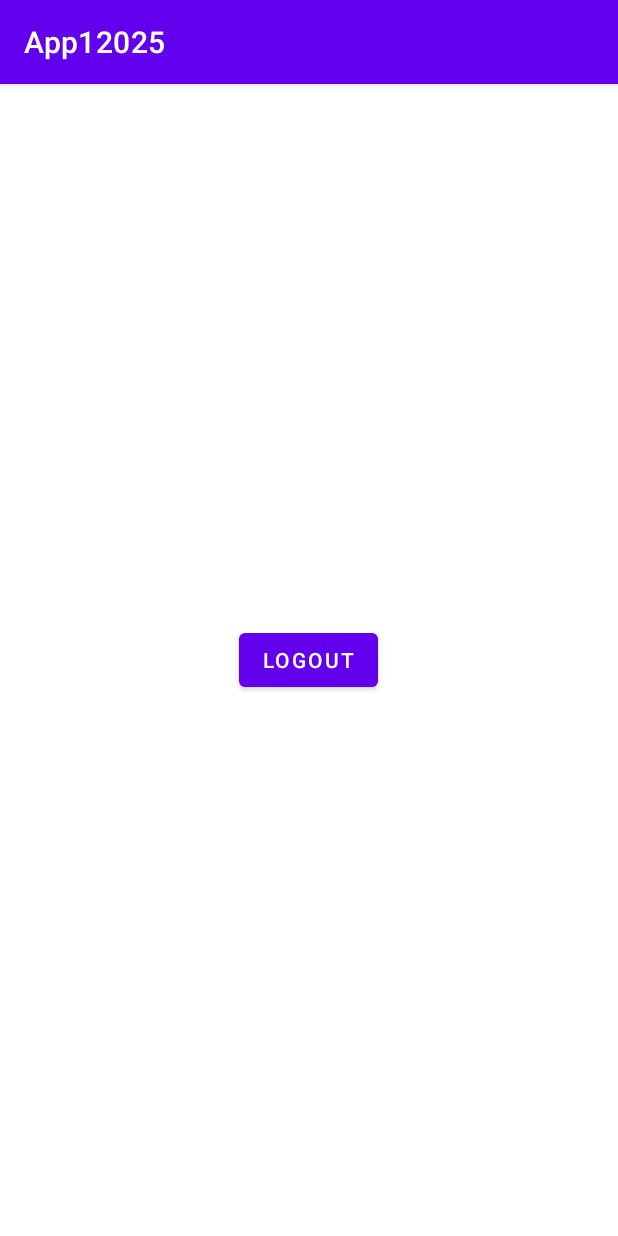
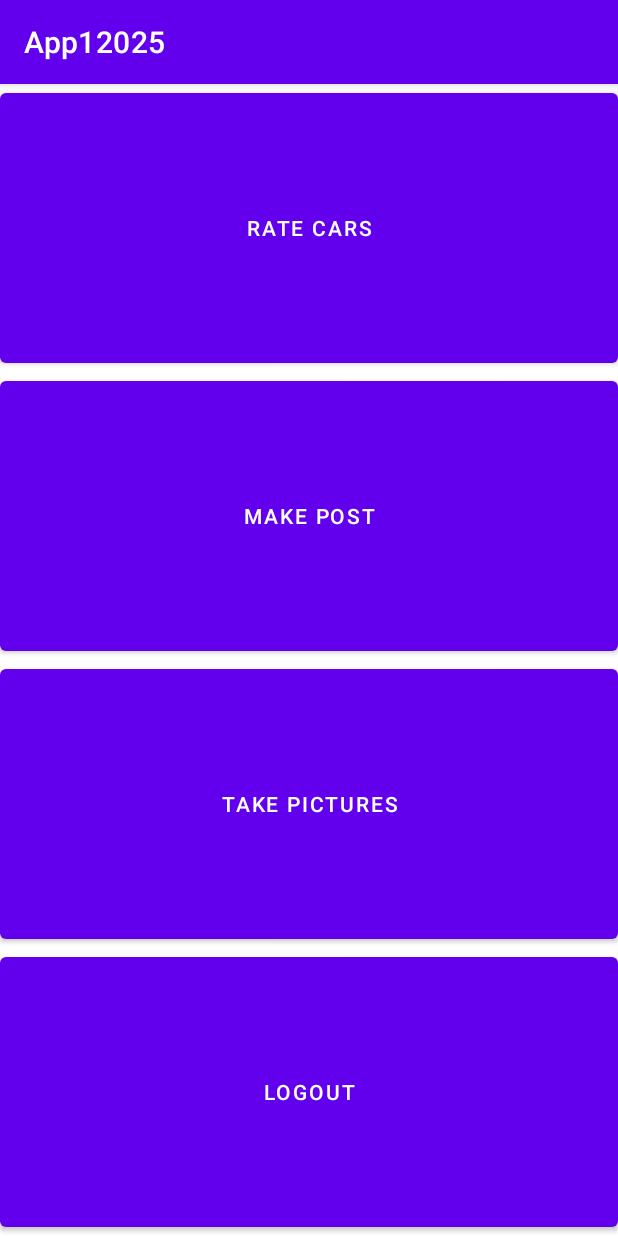
Before and after one commit to MRasch1/App12025_Car-Enthusiast, an Android app: the MainActivity screen opened directly, with no data from a screen before it, on a phone screen of 412 x 824 dp. Run offline under Robolectric (Android 15) with nearby library versions, the phone set to English and light mode, and no system bars.

Commit message:
update2..

```diff
--- a/app/src/main/res/layout/activity_main.xml
+++ b/app/src/main/res/layout/activity_main.xml
@@ -6,12 +6,36 @@
     android:layout_width="match_parent"
     android:layout_height="match_parent"
     android:gravity="center"
+    android:orientation="vertical"
     tools:context=".MainActivity">
+
+
+    <Button
+        android:id="@+id/button4"
+        android:layout_width="match_parent"
+        android:layout_height="0dp"
+        android:layout_weight="1"
+        android:text="Rate Cars" />
+
+    <Button
+        android:id="@+id/button3"
+        android:layout_width="match_parent"
+        android:layout_height="0dp"
+        android:layout_weight="1"
+        android:text="Make Post" />
+
+    <Button
+        android:id="@+id/button2"
+        android:layout_width="match_parent"
+        android:layout_height="0dp"
+        android:layout_weight="1"
+        android:text="Take Pictures" />
 
     <Button
         android:id="@+id/button1"
-        android:layout_width="wrap_content"
-        android:layout_height="wrap_content"
+        android:layout_width="match_parent"
+        android:layout_height="0dp"
+        android:layout_weight="1"
         android:text="Logout" />
 
 </LinearLayout>
```
